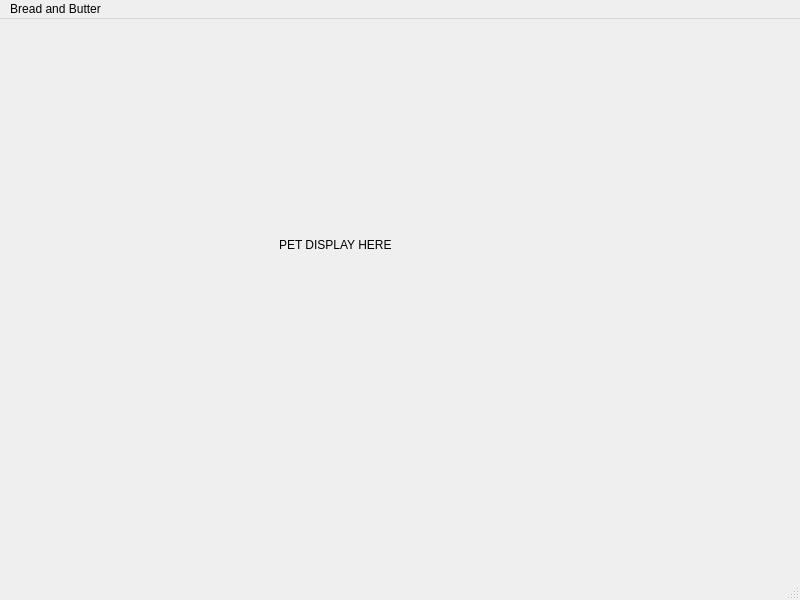
Before: the Qt Designer form breadnbutter/gui/petdisplay.ui in jacksodl23/cs-205-pet-adoption, drawn with Qt 5.
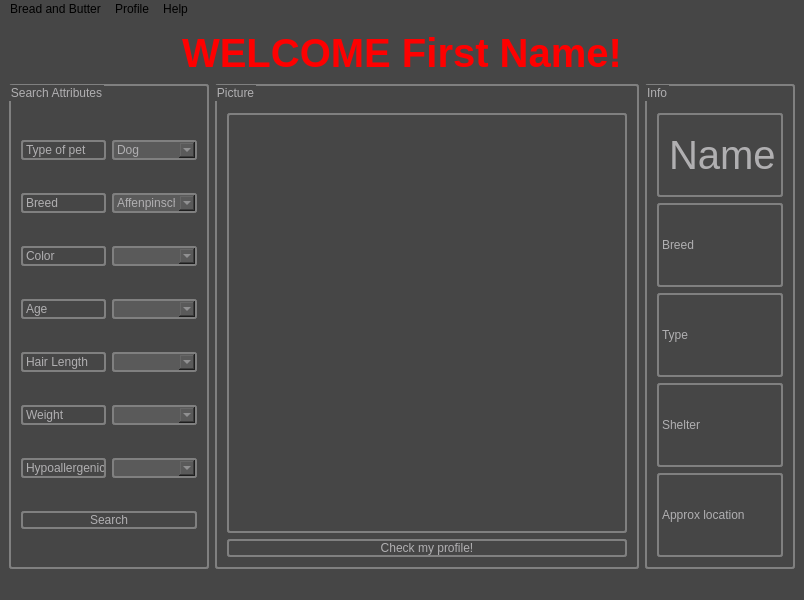
After: the same form once the commit is applied.

Commit message: Updated color scheme and worked on pet display

Patch:
```diff
--- a/breadnbutter/gui/petdisplay.ui
+++ b/breadnbutter/gui/petdisplay.ui
@@ -13,20 +13,314 @@
   <property name="windowTitle">
    <string>MainWindow</string>
   </property>
+  <property name="styleSheet">
+   <string notr="true">background-color: rgb(70, 70, 70);</string>
+  </property>
   <widget class="QWidget" name="centralwidget">
-   <widget class="QLabel" name="label">
-    <property name="geometry">
-     <rect>
-      <x>279</x>
-      <y>145</y>
-      <width>191</width>
-      <height>161</height>
-     </rect>
-    </property>
-    <property name="text">
-     <string>PET DISPLAY HERE</string>
-    </property>
-   </widget>
+   <layout class="QGridLayout" name="gridLayout_2">
+    <item row="0" column="0" colspan="3">
+     <widget class="QLabel" name="label_3">
+      <property name="maximumSize">
+       <size>
+        <width>16777215</width>
+        <height>50</height>
+       </size>
+      </property>
+      <property name="font">
+       <font>
+        <pointsize>30</pointsize>
+       </font>
+      </property>
+      <property name="text">
+       <string>&lt;b&gt;&lt;font color=red&gt;WELCOME First Name!&lt;font&gt;&lt;/b&gt;</string>
+      </property>
+      <property name="alignment">
+       <set>Qt::AlignCenter</set>
+      </property>
+     </widget>
+    </item>
+    <item row="1" column="0">
+     <widget class="QGroupBox" name="groupBox">
+      <property name="maximumSize">
+       <size>
+        <width>200</width>
+        <height>16777215</height>
+       </size>
+      </property>
+      <property name="styleSheet">
+       <string notr="true">color: rgb(176, 175, 177);
+border: 2px solid  grey; 
+     border-radius: 3px;</string>
+      </property>
+      <property name="title">
+       <string>Search Attributes</string>
+      </property>
+      <layout class="QGridLayout" name="gridLayout">
+       <item row="0" column="0">
+        <widget class="QLabel" name="label">
+         <property name="styleSheet">
+          <string notr="true">color: rgb(176, 175, 177);</string>
+         </property>
+         <property name="text">
+          <string>Type of pet</string>
+         </property>
+        </widget>
+       </item>
+       <item row="0" column="1">
+        <widget class="QComboBox" name="typeBox">
+         <property name="styleSheet">
+          <string notr="true">background-color: rgb(90, 90, 90);</string>
+         </property>
+         <item>
+          <property name="text">
+           <string>Dog</string>
+          </property>
+         </item>
+         <item>
+          <property name="text">
+           <string>Cat</string>
+          </property>
+         </item>
+        </widget>
+       </item>
+       <item row="1" column="0">
+        <widget class="QLabel" name="label_2">
+         <property name="styleSheet">
+          <string notr="true">color: rgb(176, 175, 177);</string>
+         </property>
+         <property name="text">
+          <string>Breed</string>
+         </property>
+        </widget>
+       </item>
+       <item row="1" column="1">
+        <widget class="QComboBox" name="breedBox">
+         <property name="styleSheet">
+          <string notr="true">background-color: rgb(90, 90, 90);</string>
+         </property>
+         <item>
+          <property name="text">
+           <string>Affenpinscher</string>
+          </property>
+         </item>
+         <item>
+          <property name="text">
+           <string>Curly-Coated Retriever</string>
+          </property>
+         </item>
+         <item>
+          <property name="text">
+           <string>Foxhound</string>
+          </property>
+         </item>
+         <item>
+          <property name="text">
+           <string>Lakeland Terrier</string>
+          </property>
+         </item>
+        </widget>
+       </item>
+       <item row="2" column="0">
+        <widget class="QLabel" name="label_5">
+         <property name="styleSheet">
+          <string notr="true">color: rgb(176, 175, 177);</string>
+         </property>
+         <property name="text">
+          <string>Color</string>
+         </property>
+        </widget>
+       </item>
+       <item row="2" column="1">
+        <widget class="QComboBox" name="colorBox">
+         <property name="styleSheet">
+          <string notr="true">background-color: rgb(90, 90, 90);</string>
+         </property>
+        </widget>
+       </item>
+       <item row="3" column="0">
+        <widget class="QLabel" name="label_6">
+         <property name="styleSheet">
+          <string notr="true">color: rgb(176, 175, 177);</string>
+         </property>
+         <property name="text">
+          <string>Age</string>
+         </property>
+        </widget>
+       </item>
+       <item row="3" column="1">
+        <widget class="QComboBox" name="ageBox">
+         <property name="styleSheet">
+          <string notr="true">background-color: rgb(90, 90, 90);</string>
+         </property>
+        </widget>
+       </item>
+       <item row="4" column="0">
+        <widget class="QLabel" name="label_7">
+         <property name="styleSheet">
+          <string notr="true">color: rgb(176, 175, 177);</string>
+         </property>
+         <property name="text">
+          <string>Hair Length</string>
+         </property>
+        </widget>
+       </item>
+       <item row="4" column="1">
+        <widget class="QComboBox" name="hairLenBox">
+         <property name="styleSheet">
+          <string notr="true">background-color: rgb(90, 90, 90);</string>
+         </property>
+        </widget>
+       </item>
+       <item row="5" column="0">
+        <widget class="QLabel" name="label_8">
+         <property name="styleSheet">
+          <string notr="true">color: rgb(176, 175, 177);</string>
+         </property>
+         <property name="text">
+          <string>Weight</string>
+         </property>
+        </widget>
+       </item>
+       <item row="5" column="1">
+        <widget class="QComboBox" name="weightBox">
+         <property name="styleSheet">
+          <string notr="true">background-color: rgb(90, 90, 90);</string>
+         </property>
+        </widget>
+       </item>
+       <item row="6" column="0">
+        <widget class="QLabel" name="label_9">
+         <property name="styleSheet">
+          <string notr="true">color: rgb(176, 175, 177);</string>
+         </property>
+         <property name="text">
+          <string>Hypoallergenic</string>
+         </property>
+        </widget>
+       </item>
+       <item row="6" column="1">
+        <widget class="QComboBox" name="hypoBox">
+         <property name="styleSheet">
+          <string notr="true">background-color: rgb(90, 90, 90);</string>
+         </property>
+        </widget>
+       </item>
+       <item row="7" column="0" colspan="2">
+        <widget class="QPushButton" name="pushButton">
+         <property name="styleSheet">
+          <string notr="true">color: rgb(176, 175, 177);</string>
+         </property>
+         <property name="text">
+          <string>Search</string>
+         </property>
+        </widget>
+       </item>
+      </layout>
+     </widget>
+    </item>
+    <item row="1" column="1">
+     <widget class="QGroupBox" name="groupBox_2">
+      <property name="styleSheet">
+       <string notr="true">color: rgb(176, 175, 177);
+border: 2px solid  grey; 
+     border-radius: 3px;</string>
+      </property>
+      <property name="title">
+       <string>Picture</string>
+      </property>
+      <layout class="QVBoxLayout" name="verticalLayout_2">
+       <item>
+        <layout class="QVBoxLayout" name="verticalLayout">
+         <item>
+          <widget class="QLabel" name="animalDisplay">
+           <property name="minimumSize">
+            <size>
+             <width>400</width>
+             <height>400</height>
+            </size>
+           </property>
+           <property name="text">
+            <string/>
+           </property>
+          </widget>
+         </item>
+         <item>
+          <widget class="QPushButton" name="pushButton_2">
+           <property name="text">
+            <string>Check my profile!</string>
+           </property>
+          </widget>
+         </item>
+        </layout>
+       </item>
+      </layout>
+     </widget>
+    </item>
+    <item row="1" column="2">
+     <widget class="QGroupBox" name="groupBox_3">
+      <property name="maximumSize">
+       <size>
+        <width>150</width>
+        <height>16777215</height>
+       </size>
+      </property>
+      <property name="styleSheet">
+       <string notr="true">color: rgb(176, 175, 177);
+border: 2px solid  grey; 
+     border-radius: 3px;</string>
+      </property>
+      <property name="title">
+       <string>Info</string>
+      </property>
+      <layout class="QVBoxLayout" name="verticalLayout_4">
+       <item>
+        <layout class="QVBoxLayout" name="verticalLayout_3">
+         <item>
+          <widget class="QLabel" name="label_4">
+           <property name="font">
+            <font>
+             <pointsize>30</pointsize>
+            </font>
+           </property>
+           <property name="text">
+            <string>Name</string>
+           </property>
+          </widget>
+         </item>
+         <item>
+          <widget class="QLabel" name="label_11">
+           <property name="text">
+            <string>Breed</string>
+           </property>
+          </widget>
+         </item>
+         <item>
+          <widget class="QLabel" name="label_10">
+           <property name="text">
+            <string>Type</string>
+           </property>
+          </widget>
+         </item>
+         <item>
+          <widget class="QLabel" name="label_13">
+           <property name="text">
+            <string>Shelter</string>
+           </property>
+          </widget>
+         </item>
+         <item>
+          <widget class="QLabel" name="label_12">
+           <property name="text">
+            <string>Approx location</string>
+           </property>
+          </widget>
+         </item>
+        </layout>
+       </item>
+      </layout>
+     </widget>
+    </item>
+   </layout>
   </widget>
   <widget class="QMenuBar" name="menubar">
    <property name="geometry">
@@ -46,9 +340,29 @@
     <addaction name="actionPreferenecs"/>
     <addaction name="actionQuit"/>
    </widget>
+   <widget class="QMenu" name="menuProfile">
+    <property name="title">
+     <string>Profile</string>
+    </property>
+    <addaction name="actionAccount"/>
+    <addaction name="actionLiked"/>
+    <addaction name="actionLogout"/>
+   </widget>
+   <widget class="QMenu" name="menuHelp">
+    <property name="title">
+     <string>Help</string>
+    </property>
+    <addaction name="actionGet_Help"/>
+   </widget>
    <addaction name="menuBread_and_Butter"/>
+   <addaction name="menuProfile"/>
+   <addaction name="menuHelp"/>
   </widget>
-  <widget class="QStatusBar" name="statusbar"/>
+  <widget class="QStatusBar" name="statusbar">
+   <property name="styleSheet">
+    <string notr="true">color: rgb(176, 175, 177);</string>
+   </property>
+  </widget>
   <action name="actionAbout_Bread_and_Butter">
    <property name="text">
     <string>About Bread and Butter</string>
```
Left out of the diff: 20 changed lines with no effect on the pictures. The commit also changes 11 other files.
